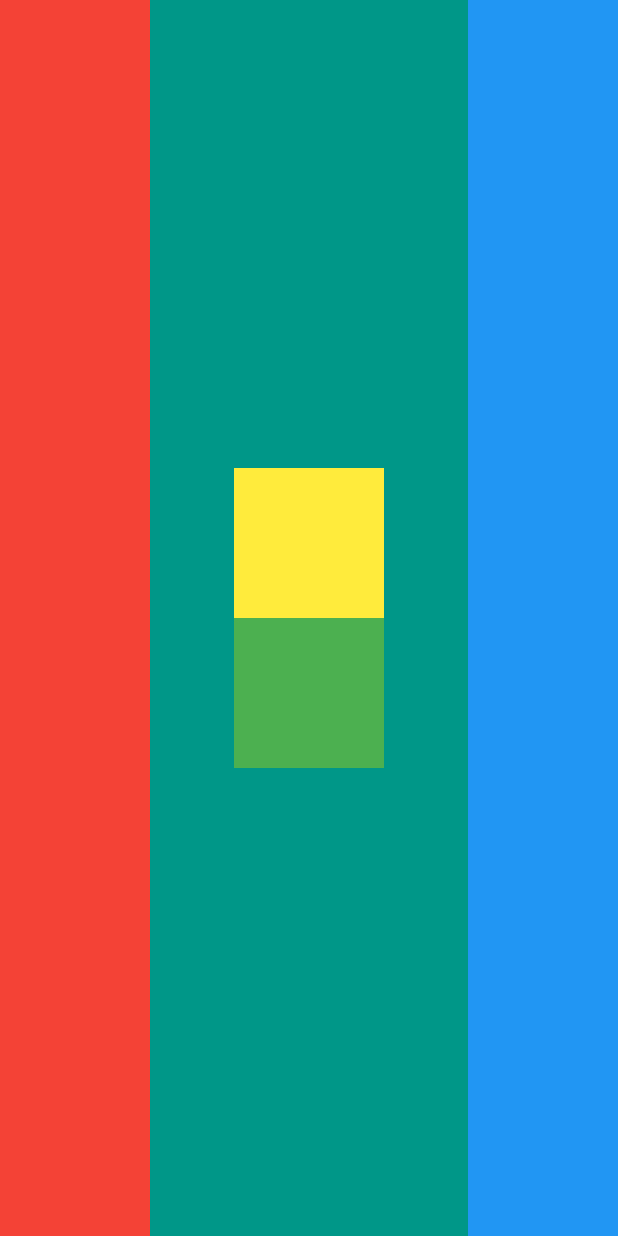
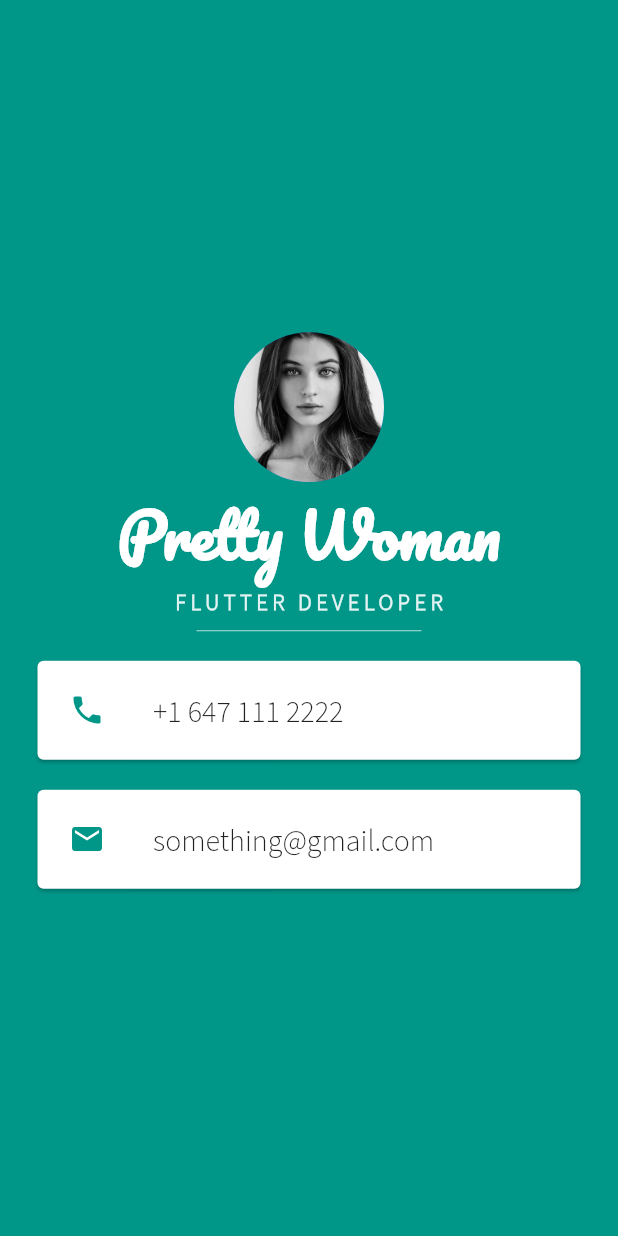
Before and after one commit to srimantabagchi/mi_card_flutter, a Flutter app: the screen it shows after launch, on a phone screen of 412 x 824 dp. Run offline on Flutter 3.47's test engine with Material 2 defaults, Android fonts, the phone set to English and light mode, and no system bars.

Commit message:
Final commit

```diff
--- a/lib/main.dart
+++ b/lib/main.dart
@@ -11,37 +11,75 @@ class MyApp extends StatelessWidget {
       home: Scaffold(
         backgroundColor: Colors.teal,
         body: SafeArea(
-            child: Row(
-              mainAxisAlignment: MainAxisAlignment.spaceBetween,
-              children: [
-                Container(
-                  color: Colors.red,
-                  width: 100.0,
-                  height: double.infinity,
-                ),
-                Column(
+          child: Column(
             mainAxisAlignment: MainAxisAlignment.center,
             children: [
-                    Container(
-                      color: Colors.yellow,
-                      width: 100.0,
-                      height: 100.0,
+              CircleAvatar(
+                radius: 50.0,
+                backgroundImage: AssetImage('images/portrait.jpg'),
               ),
-                    Container(
-                      color: Colors.green,
-                      width: 100.0,
-                      height: 100.0,
+              Text(
+                'Pretty Woman',
+                style: TextStyle(
+                    fontFamily: 'Pacifico',
+                    fontSize: 40.0,
+                    fontWeight: FontWeight.bold,
+                    color: Colors.white),
               ),
+              Text(
+                'FLUTTER DEVELOPER',
+                style: TextStyle(
+                    fontFamily: 'Source Sans Pro',
+                    fontSize: 15.0,
+                    fontWeight: FontWeight.bold,
+                    letterSpacing: 3.0,
+                    color: Colors.teal[50]),
+              ),
+              SizedBox(
+                width: 150.0,
+                height: 20.0,
+                child: Divider(
+                  color: Colors.teal.shade100,
+                ),
+              ),
+              Card(
+                  margin:
+                      EdgeInsets.symmetric(vertical: 10.0, horizontal: 25.0),
+                  child: Padding(
+                    padding: const EdgeInsets.all(5.0),
+                    child: ListTile(
+                      leading: Icon(
+                        Icons.phone,
+                        color: Colors.teal,
+                      ),
+                      title: Text(
+                        '+1 647 111 2222',
+                        style: TextStyle(
+                            fontSize: 20, fontFamily: 'Source Sans Pro'),
+                      ),
+                    ),
+                  )),
+              Card(
+                  margin:
+                      EdgeInsets.symmetric(vertical: 10.0, horizontal: 25.0),
+                  child: Padding(
+                    padding: const EdgeInsets.all(5.0),
+                    child: ListTile(
+                      leading: Icon(
+                        Icons.email,
+                        color: Colors.teal,
+                      ),
+                      title: Text(
+                        'something@gmail.com',
+                        style: TextStyle(
+                            fontSize: 20, fontFamily: 'Source Sans Pro'),
+                      ),
+                    ),
+                  ))
             ],
           ),
-                Container(
-                  color: Colors.blue,
-                  width: 100.0,
-                  height: double.infinity,
         ),
-              ],
       ),
-          )),
     );
   }
 }
```
Also changed, not shown: pubspec.yaml (+9 -58 lines), fonts/Pacifico-Regular.ttf (added), fonts/SourceSansPro-Light.ttf (added), images/portrait.jpg (added). Lines whose indentation alone changed are shown as unchanged.
